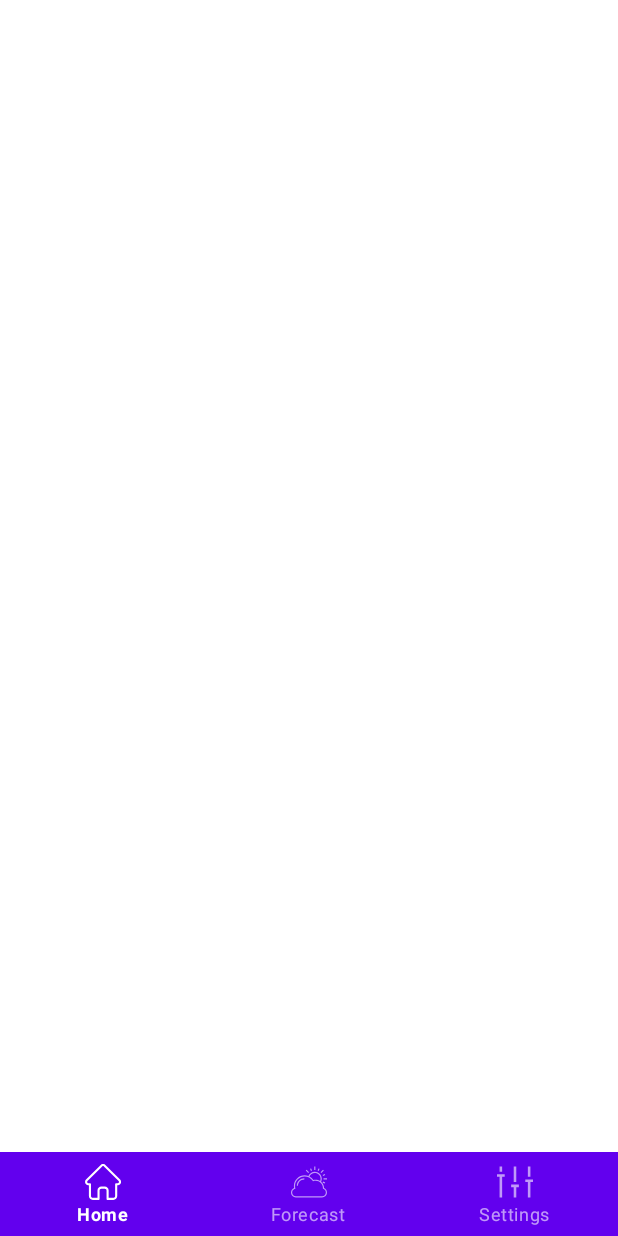
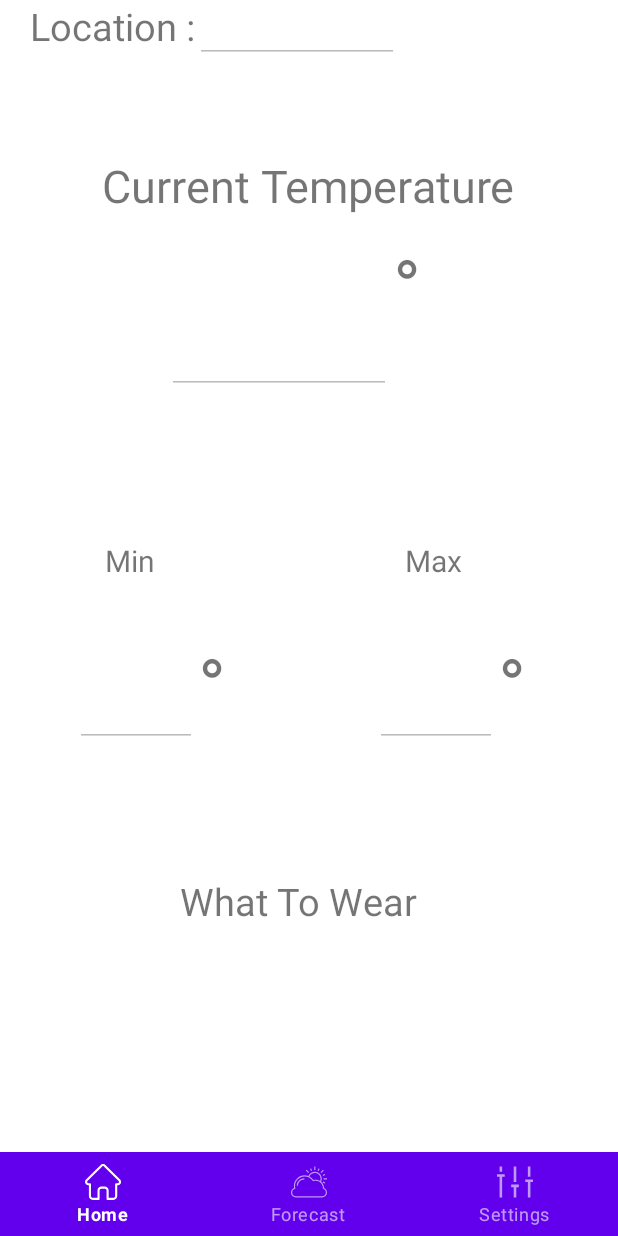
Before and after one commit to RyanHiller/WeatherHerald, an Android app: the screen it shows after launch (MainActivity), on a phone screen of 412 x 824 dp. Run offline under Robolectric (Android 15) with nearby library versions, the phone set to English and light mode, and no system bars; our stand-ins replace Volley; 1 statement that could not run was skipped.

Commit message:
Fixed home not rendering on app load. Cleaning up more.

```diff
--- a/app/src/main/java/msudenver/cs3013/spring2020/weatherherald/MainActivity.kt
+++ b/app/src/main/java/msudenver/cs3013/spring2020/weatherherald/MainActivity.kt
@@ -35,6 +35,9 @@ class MainActivity : AppCompatActivity() {
     override fun onCreate(savedInstanceState: Bundle?) {
         super.onCreate(savedInstanceState)
         setContentView(R.layout.activity_main)
+
+        // Render Home fragment by default
+        fragmentManager.beginTransaction().replace(R.id.content_layout, HomeFragment()).commit()
 
         queue = Volley.newRequestQueue(this)
         bottomNavigationView = findViewById(R.id.bottom_navigation_menu)
--- a/app/src/main/res/layout/activity_main.xml
+++ b/app/src/main/res/layout/activity_main.xml
@@ -9,11 +9,10 @@
 
     <androidx.constraintlayout.widget.ConstraintLayout
         android:id="@+id/content_layout"
-        android:layout_width="0dp"
+        android:layout_width="match_parent"
         android:layout_height="0dp"
         app:layout_constraintBottom_toTopOf="@+id/bottom_navigation"
         app:layout_constraintEnd_toEndOf="parent"
-        app:layout_constraintHorizontal_bias="0.0"
         app:layout_constraintStart_toStartOf="parent"
         app:layout_constraintTop_toTopOf="parent" />
 
--- a/app/src/main/res/layout/fragment_home.xml
+++ b/app/src/main/res/layout/fragment_home.xml
@@ -1,9 +1,14 @@
 <?xml version="1.0" encoding="utf-8"?>
 <FrameLayout xmlns:android="http://schemas.android.com/apk/res/android"
     xmlns:tools="http://schemas.android.com/tools"
+    xmlns:app="http://schemas.android.com/apk/res-auto"
     android:layout_width="match_parent"
     android:layout_height="match_parent"
-    tools:context=".HomeFragment" >
+    tools:context=".HomeFragment"
+    app:layout_constraintBottom_toBottomOf="parent"
+    app:layout_constraintTop_toTopOf="parent"
+    app:layout_constraintStart_toStartOf="parent"
+    app:layout_constraintEnd_toEndOf="parent">
 
     <TextView
         android:id="@+id/location"
--- a/app/src/main/res/values/strings.xml
+++ b/app/src/main/res/values/strings.xml
@@ -17,9 +17,6 @@
     <string name="min">Min</string>
     <string name="max">Max</string>
     <string name="what_to_wear">What To Wear</string>
-
-    <!-- TODO: Remove or change this placeholder text -->
-    <string name="hello_blank_fragment">Hello blank fragment</string>
     <string name="degreeSign">°</string>
 
 </resources>
```
Also changed, not shown: app/src/main/res/layout/fragment_forecast.xml (+6 -1 lines), app/src/main/res/layout/fragment_settings.xml (deleted, +0 -52 lines).
